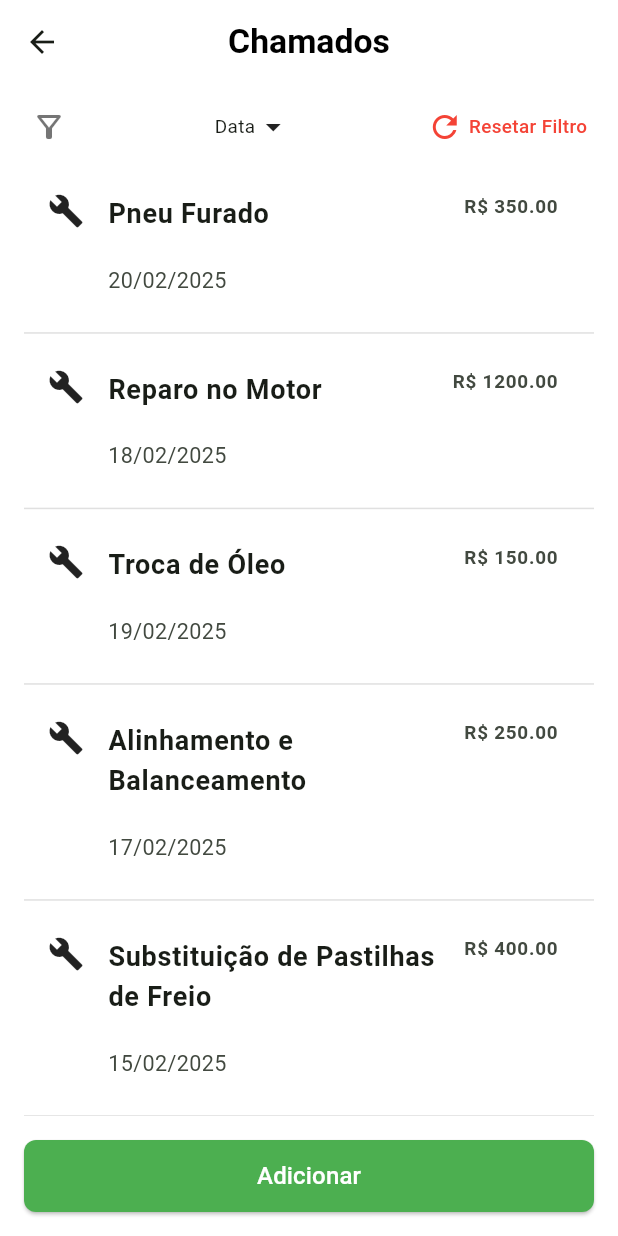
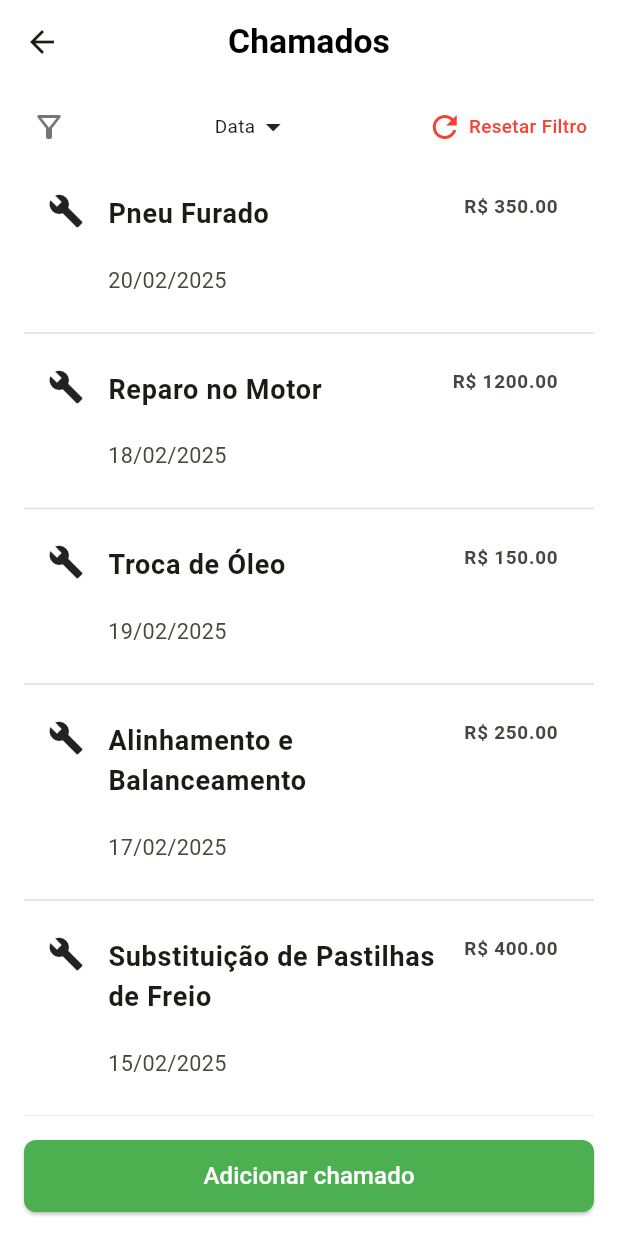
Before and after one commit to Filipe794/app_motorista, a Flutter app: the screen it shows after launch, on a phone screen of 412 x 824 dp. Run offline on Flutter 3.47's test engine with Material 3 defaults, Android fonts, the light colour scheme and no system bars.

Commit message:
Renomeia ChamadoCard para Chamado_DespesasCard e atualiza texto do botão
Renomeia o widget `ChamadoCard` para `Chamado_DespesasCard` em `card_details.dart` e atualiza seu uso na tela de listagem de chamados.
Altera o texto do botão de "Adicionar" para "Adicionar chamado" na tela `chamados_list_screen.dart`.

```diff
--- a/lib/screens/chamados/chamados_list_screen.dart
+++ b/lib/screens/chamados/chamados_list_screen.dart
@@ -105,7 +105,7 @@ class _ChamadosListScreenState extends State<ChamadosListScreen> {
                 ),
                   itemBuilder: (context, index) {
                     final chamado = chamados[index]; // pega o mapa do item atual
-                    return ChamadoCard(
+                    return Chamado_DespesasCard(
                       id: chamado["id"],
                       titulo: chamado["titulo"],
                       data: chamado["data"],
@@ -139,7 +139,7 @@ class _ChamadosListScreenState extends State<ChamadosListScreen> {
                       // TODO: Criar novo chamado
                     },
                     child: const Text(
-                      "Adicionar",
+                      "Adicionar chamado",
                       style: TextStyle(color: Colors.white, fontSize: 16),
                     ),
                   ),
--- a/lib/widgets/card_details.dart
+++ b/lib/widgets/card_details.dart
@@ -1,14 +1,14 @@
 import 'package:flutter/material.dart';
 import 'package:app_motorista/utils/responsive_helper.dart';
 
-class ChamadoCard extends StatelessWidget {
+class Chamado_DespesasCard extends StatelessWidget {
   final String id;
   final String titulo;
   final String data;
   final double valor;
   final VoidCallback? onTap;
 
-  const ChamadoCard({
+  const Chamado_DespesasCard({
     super.key,
     required this.id,
     required this.titulo,
```
